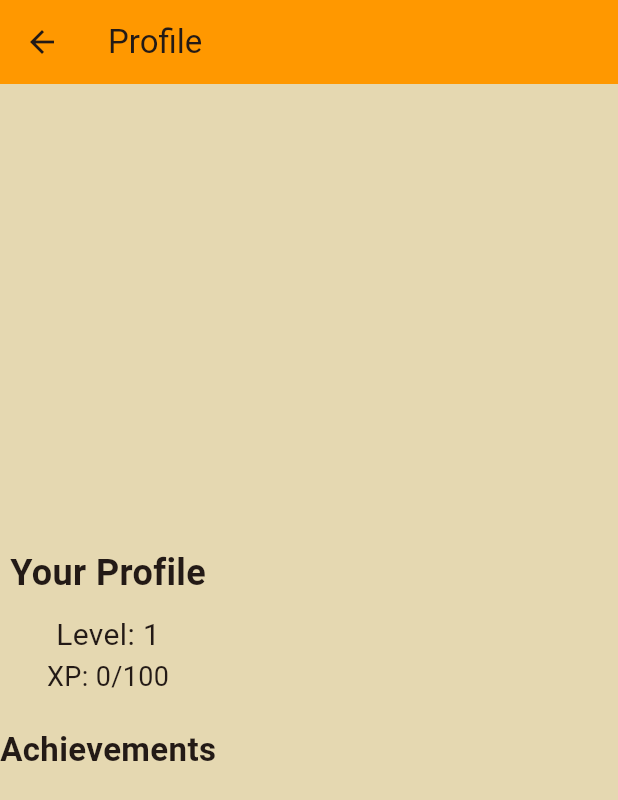
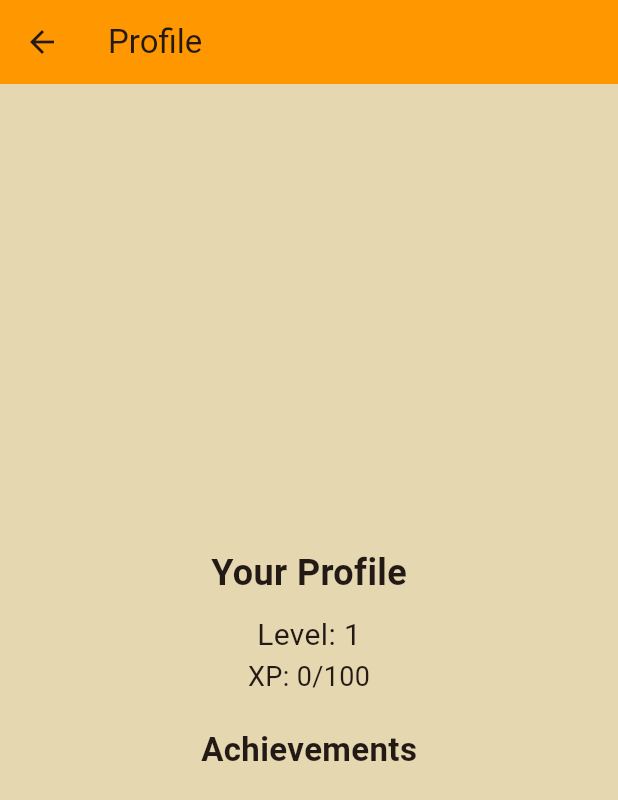
Before and after one commit to TanaZgutova/APPhehe, a Flutter app: the screen it shows after launch, item 4 of the bottom bar chosen, on a phone screen of 412 x 824 dp. Shown: the top 800 px of the screen. Run offline on Flutter 3.47's test engine with Material 3 defaults, Android fonts, the phone set to English and light mode, and no system bars; our stand-ins replace fl_chart.

Commit message:
front end fixes for u

```diff
--- a/app_hehe_yes/lib/profile_screen.dart
+++ b/app_hehe_yes/lib/profile_screen.dart
@@ -11,7 +11,8 @@ class ProfileScreen extends StatelessWidget {
   Widget build(BuildContext context) {
     return Scaffold(
       appBar: AppBar(title: const Text("Profile"), backgroundColor: Colors.orange),
-      body: Column(
+      body: Center(
+        child: Column(
           mainAxisAlignment: MainAxisAlignment.center,
           children: [
             const Text("Your Profile", style: TextStyle(fontSize: 24, fontWeight: FontWeight.bold)),
@@ -23,6 +24,7 @@ class ProfileScreen extends StatelessWidget {
             ...achievements.map((achievement) => Text("🏆 $achievement")),
           ],
         ),
+      ),
     );
   }
 }
```
Also changed, not shown: app_hehe_yes/lib/stats_screen.dart (+7 -2 lines). Lines whose indentation alone changed are shown as unchanged.
